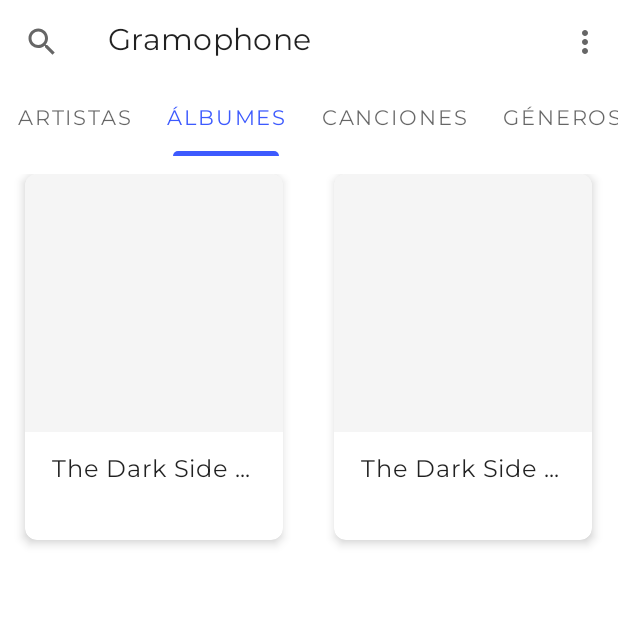
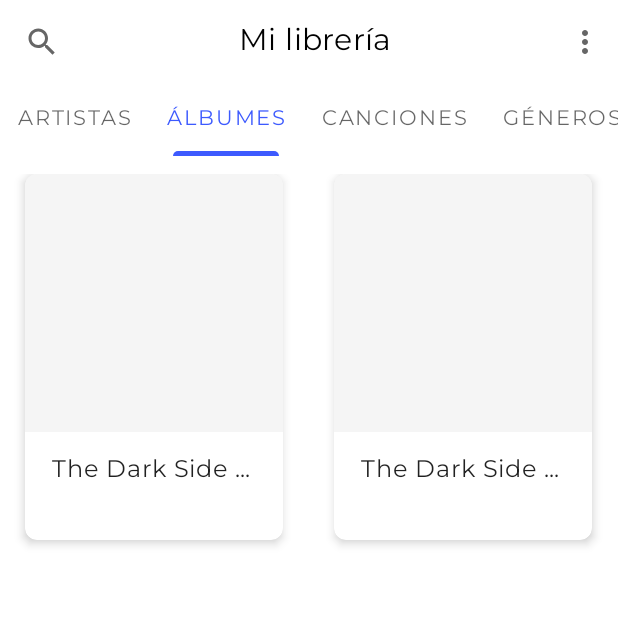
Before and after one commit to serbelga/Gramophone, an Android app: the screen it shows after launch (MainActivity), tab 2 chosen, on a phone screen of 412 x 824 dp, the top half of it. Run offline under Robolectric (Android 15) with nearby library versions, the phone set to English and light mode, and no system bars; Roboto replaces fonts that are not available here.

Commit message:
Content of MainActivity moved to MenuFragment and new AlbumDetailFragment

```diff
--- /dev/null
+++ b/app/src/main/java/com/example/sergiobelda/gramophone/ui/MainActivity.kt
@@ -0,0 +1,77 @@
+package com.example.sergiobelda.gramophone.ui
+
+import android.content.Intent
+import androidx.appcompat.app.AppCompatActivity
+import android.os.Bundle
+import android.util.Log
+import android.view.Menu
+import android.view.MenuItem
+import android.view.View
+import com.example.sergiobelda.gramophone.R
+import com.example.sergiobelda.gramophone.ui.mainmenu.MenuFragment
+import com.example.sergiobelda.gramophone.ui.preferences.SettingsActivity
+import com.example.sergiobelda.gramophone.util.Album
+import com.google.android.material.bottomsheet.BottomSheetBehavior
+import kotlinx.android.synthetic.main.activity_main.*
+
+class MainActivity : AppCompatActivity() {
+    lateinit var playerBottomSheetBehavior : BottomSheetBehavior<View>
+
+    override fun onCreate(savedInstanceState: Bundle?) {
+        super.onCreate(savedInstanceState)
+        setContentView(R.layout.activity_main)
+        setSupportActionBar(toolbar)
+        toolbar.setNavigationIcon(R.drawable.ic_search_black_24dp);
+        setBottomSheetBehavior()
+        val fragment = MenuFragment()
+        fragment.menuListener = object : MenuFragment.MenuListener {
+            override fun onAlbumSelected(album: Album) {
+                Log.d("Album: ",  album.name)
+            }
+        }
+        supportFragmentManager
+            .beginTransaction()
+            .replace(R.id.frameLayout, fragment)
+            .commit()
+    }
+
+    private fun setBottomSheetBehavior() {
+        playerBottomSheetBehavior = BottomSheetBehavior.from(playerBottomSheet)
+        playerBottomSheetBehavior.setBottomSheetCallback(bottomSheetCallback())
+        playerBottomSheetBehavior.state = BottomSheetBehavior.STATE_HIDDEN
+    }
+
+    private fun bottomSheetCallback() : BottomSheetBehavior.BottomSheetCallback {
+        return object : BottomSheetBehavior.BottomSheetCallback() {
+            override fun onSlide(bottomSheet: View, slideOffset: Float) {
+
+            }
+
+            override fun onStateChanged(bottomSheet: View, newState: Int) {
+                when (newState) {
+                    BottomSheetBehavior.STATE_EXPANDED -> Log.d("state: ", "expanded")
+                    BottomSheetBehavior.STATE_COLLAPSED -> Log.d("state: ", "collapsed")
+
+                }
+            }
+        }
+    }
+
+
+
+    override fun onCreateOptionsMenu(menu: Menu?): Boolean {
+        menuInflater.inflate(R.menu.main_menu, menu)
+        return true
+    }
+
+    override fun onOptionsItemSelected(item: MenuItem?): Boolean {
+        val id = item?.itemId
+        if (id == R.id.settings) {
+            val intent = Intent(this, SettingsActivity::class.java)
+            startActivity(intent)
+        }
+        return super.onOptionsItemSelected(item)
+    }
+
+
+}
--- a/app/src/main/java/com/example/sergiobelda/gramophone/ui/mainmenu/MainActivity.kt
+++ b/app/src/main/java/com/example/sergiobelda/gramophone/ui/mainmenu/MenuFragment.kt
@@ -1,76 +1,47 @@
 package com.example.sergiobelda.gramophone.ui.mainmenu
 
-import android.content.Intent
-import androidx.appcompat.app.AppCompatActivity
+
 import android.os.Bundle
-import android.util.Log
-import android.view.Menu
-import android.view.MenuItem
+import android.view.LayoutInflater
 import android.view.View
+import android.view.ViewGroup
 import androidx.fragment.app.Fragment
 import androidx.fragment.app.FragmentManager
 import androidx.fragment.app.FragmentStatePagerAdapter
+
 import com.example.sergiobelda.gramophone.R
 import com.example.sergiobelda.gramophone.ui.ErrorFragment
 import com.example.sergiobelda.gramophone.ui.mainmenu.pages.*
-import com.example.sergiobelda.gramophone.ui.preferences.SettingsActivity
 import com.example.sergiobelda.gramophone.util.Album
 import com.example.sergiobelda.gramophone.util.Song
-import com.google.android.material.bottomsheet.BottomSheetBehavior
-import kotlinx.android.synthetic.main.activity_main.*
+import kotlinx.android.synthetic.main.fragment_menu.*
 
-class MainActivity : AppCompatActivity() {
-    lateinit var playerBottomSheetBehavior : BottomSheetBehavior<View>
 
-    override fun onCreate(savedInstanceState: Bundle?) {
-        super.onCreate(savedInstanceState)
-        setContentView(R.layout.activity_main)
-        setSupportActionBar(toolbar)
-        toolbar.setNavigationIcon(R.drawable.ic_search_black_24dp);
-        setViewPager()
-        setBottomSheetBehavior()
+/**
+ * A simple [Fragment] subclass.
+ *
+ */
+class MenuFragment : Fragment() {
+    lateinit var menuListener: MenuListener
+
+    override fun onCreateView(
+        inflater: LayoutInflater, container: ViewGroup?,
+        savedInstanceState: Bundle?
+    ): View? {
+        // Inflate the layout for this fragment
+        return inflater.inflate(R.layout.fragment_menu, container, false)
     }
 
-    private fun setBottomSheetBehavior() {
-        playerBottomSheetBehavior = BottomSheetBehavior.from(playerBottomSheet)
-        playerBottomSheetBehavior.setBottomSheetCallback(bottomSheetCallback())
-        playerBottomSheetBehavior.state = BottomSheetBehavior.STATE_HIDDEN
-    }
 
-    private fun bottomSheetCallback() : BottomSheetBehavior.BottomSheetCallback {
-        return object : BottomSheetBehavior.BottomSheetCallback() {
-            override fun onSlide(bottomSheet: View, slideOffset: Float) {
-
-            }
-
-            override fun onStateChanged(bottomSheet: View, newState: Int) {
-                when (newState) {
-                    BottomSheetBehavior.STATE_EXPANDED -> Log.d("state: ", "expanded")
-                    BottomSheetBehavior.STATE_COLLAPSED -> Log.d("state: ", "collapsed")
-
-                }
-            }
-        }
+    override fun onViewCreated(view: View, savedInstanceState: Bundle?) {
+        super.onViewCreated(view, savedInstanceState)
+        setViewPager()
     }
 
     private fun setViewPager() {
-        val pagerAdapter = PagerAdapter(supportFragmentManager)
+        val pagerAdapter = PagerAdapter(this.fragmentManager!!)
         viewPager.adapter = pagerAdapter
         tabLayout.setupWithViewPager(viewPager)
-    }
-
-    override fun onCreateOptionsMenu(menu: Menu?): Boolean {
-        menuInflater.inflate(R.menu.main_menu, menu)
-        return true
-    }
-
-    override fun onOptionsItemSelected(item: MenuItem?): Boolean {
-        val id = item?.itemId
-        if (id == R.id.settings) {
-            val intent = Intent(this, SettingsActivity::class.java)
-            startActivity(intent)
-        }
-        return super.onOptionsItemSelected(item)
     }
 
     inner class PagerAdapter(fm : FragmentManager) : FragmentStatePagerAdapter(fm) {
@@ -85,7 +56,10 @@ class MainActivity : AppCompatActivity() {
                     fragment = AlbumsFragment()
                     fragment.albumSelectedListener = object : AlbumsFragment.AlbumSelectedListener {
                         override fun onAlbumSelected(album: Album) {
-
+                            //val intent = Intent(context, AlbumActivity::class.java)
+                            //startActivity(intent)
+                            menuListener.onAlbumSelected(album)
+                            //fragmentManager?.beginTransaction()?.replace(R.id.frameLayout, SongsFragment())?.commit()
                         }
                     }
                 }
@@ -93,9 +67,9 @@ class MainActivity : AppCompatActivity() {
                     fragment = SongsFragment()
                     fragment.songSelectedListener = object : SongsFragment.SongSelectedListener {
                         override fun onSongSelected(song: Song) {
-                            playerBottomSheetBehavior.state = BottomSheetBehavior.STATE_EXPANDED
-                            playerSongTitleTextView.text = song.title
-                            playerSongArtistTextView.text = song.artist
+                            //playerBottomSheetBehavior.state = BottomSheetBehavior.STATE_EXPANDED
+                            //playerSongTitleTextView.text = song.title
+                            //playerSongArtistTextView.text = song.artist
                         }
                     }
                 }
@@ -125,4 +99,8 @@ class MainActivity : AppCompatActivity() {
             }
         }
     }
+
+    interface MenuListener {
+        fun onAlbumSelected(album: Album)
+    }
 }
--- a/app/src/main/java/com/example/sergiobelda/gramophone/ui/mainmenu/pages/AlbumsAdapter.kt
+++ b/app/src/main/java/com/example/sergiobelda/gramophone/ui/mainmenu/pages/AlbumsAdapter.kt
@@ -3,11 +3,11 @@ package com.example.sergiobelda.gramophone.ui.mainmenu.pages
 import android.view.LayoutInflater
 import android.view.View
 import android.view.ViewGroup
-import android.widget.AdapterView
 import android.widget.TextView
 import androidx.recyclerview.widget.RecyclerView
 import com.example.sergiobelda.gramophone.R
 import com.example.sergiobelda.gramophone.util.Album
+import com.google.android.material.card.MaterialCardView
 
 class AlbumsAdapter(private var albums: ArrayList<Album>, private var listener: OnItemClickListener) : RecyclerView.Adapter<AlbumsAdapter.AlbumsViewHolder>() {
     override fun onCreateViewHolder(parent: ViewGroup, viewType: Int): AlbumsAdapter.AlbumsViewHolder {
@@ -27,8 +27,13 @@ class AlbumsAdapter(private var albums: ArrayList<Album>, private var listener:
     class AlbumsViewHolder(itemView: View) : RecyclerView.ViewHolder(itemView) {
         private var albumNameTextView : TextView = itemView.findViewById(R.id.albumNameTextView)
         private var artistTextView : TextView = itemView.findViewById(R.id.artistTextView)
+        private var albumCardView : MaterialCardView = itemView.findViewById(R.id.albumCardView)
+
         fun bingAlbum(album: Album, listener: OnItemClickListener) {
             albumNameTextView.text = album.name
+            albumCardView.setOnClickListener {
+                listener.onItemClick(album)
+            }
         }
     }
 
--- a/app/src/main/java/com/example/sergiobelda/gramophone/ui/mainmenu/pages/SongsAdapter.kt
+++ b/app/src/main/java/com/example/sergiobelda/gramophone/ui/mainmenu/pages/SongsAdapter.kt
@@ -3,7 +3,6 @@ package com.example.sergiobelda.gramophone.ui.mainmenu.pages
 import android.view.LayoutInflater
 import android.view.View
 import android.view.ViewGroup
-import android.widget.AdapterView
 import android.widget.TextView
 import androidx.recyclerview.widget.RecyclerView
 import com.example.sergiobelda.gramophone.R
--- a/app/src/main/java/com/example/sergiobelda/gramophone/ui/mainmenu/pages/SongsFragment.kt
+++ b/app/src/main/java/com/example/sergiobelda/gramophone/ui/mainmenu/pages/SongsFragment.kt
@@ -19,6 +19,10 @@ import kotlinx.android.synthetic.main.fragment_songs.*
  */
 class SongsFragment : Fragment() {
     lateinit var songSelectedListener : SongSelectedListener
+
+    override fun onCreate(savedInstanceState: Bundle?) {
+        super.onCreate(savedInstanceState)
+    }
 
     override fun onCreateView(
         inflater: LayoutInflater, container: ViewGroup?,
--- a/app/src/main/res/drawable/ic_outline_play_arrow_24px.xml
+++ b/app/src/main/res/drawable/ic_outline_play_arrow_24px.xml
@@ -1,9 +1,10 @@
 <vector xmlns:android="http://schemas.android.com/apk/res/android"
     android:width="24dp"
     android:height="24dp"
+        android:tint="?attr/colorControlNormal"
     android:viewportWidth="24"
     android:viewportHeight="24">
   <path
-      android:fillColor="?attr/colorControlNormal"
+      android:fillColor="#FF000000"
       android:pathData="M10,8.64L15.27,12 10,15.36V8.64M8,5v14l11,-7L8,5z"/>
 </vector>
--- a/app/src/main/res/drawable/ic_search_black_24dp.xml
+++ b/app/src/main/res/drawable/ic_search_black_24dp.xml
@@ -1,9 +1,10 @@
 <vector xmlns:android="http://schemas.android.com/apk/res/android"
         android:width="24dp"
         android:height="24dp"
+        android:tint="?attr/colorControlNormal"
         android:viewportWidth="24.0"
         android:viewportHeight="24.0">
     <path
-        android:fillColor="?attr/colorControlNormal"
+        android:fillColor="#FF000000"
         android:pathData="M15.5,14h-0.79l-0.28,-0.27C15.41,12.59 16,11.11 16,9.5 16,5.91 13.09,3 9.5,3S3,5.91 3,9.5 5.91,16 9.5,16c1.61,0 3.09,-0.59 4.23,-1.57l0.27,0.28v0.79l5,4.99L20.49,19l-4.99,-5zM9.5,14C7.01,14 5,11.99 5,9.5S7.01,5 9.5,5 14,7.01 14,9.5 11.99,14 9.5,14z"/>
 </vector>
--- a/app/src/main/res/layout/activity_main.xml
+++ b/app/src/main/res/layout/activity_main.xml
@@ -4,7 +4,14 @@
     xmlns:tools="http://schemas.android.com/tools"
     android:layout_width="match_parent"
     android:layout_height="match_parent"
-    tools:context=".ui.mainmenu.MainActivity">
+    tools:context=".ui.MainActivity">
+
+    <FrameLayout
+            android:id="@+id/frameLayout"
+            app:layout_behavior="@string/appbar_scrolling_view_behavior"
+            android:layout_width="match_parent"
+            android:layout_height="match_parent">
+    </FrameLayout>
 
     <com.google.android.material.appbar.AppBarLayout
 
@@ -44,49 +51,20 @@
 
 
                     -->
+            <TextView
+                    android:text="@string/my_library"
+                    style="@style/Headline6Text"
+                    android:textAlignment="center"
+                    android:layout_marginEnd="24dp"
+                    android:textColor="@color/black"
+                    android:layout_width="match_parent"
+                    android:layout_height="wrap_content"/>
         </androidx.appcompat.widget.Toolbar>
-
-        <com.google.android.material.tabs.TabLayout
-                android:id="@+id/tabLayout"
-                app:tabMode="scrollable"
-                app:tabIndicator="@drawable/tabs_rounded_line_indicator"
-                app:tabIndicatorFullWidth="false"
-                android:layout_width="match_parent"
-                android:layout_height="wrap_content">
-
-            <com.google.android.material.tabs.TabItem
-                    android:text="@string/artists"
-                    android:layout_width="wrap_content"
-                    android:layout_height="match_parent"/>
-
-            <com.google.android.material.tabs.TabItem
-                    android:text="@string/albums"
-                    android:layout_width="wrap_content"
-                    android:layout_height="match_parent"/>
-
-            <com.google.android.material.tabs.TabItem
-                android:text="@string/songs"
-                android:layout_width="wrap_content"
-                android:layout_height="match_parent"/>
-
-            <com.google.android.material.tabs.TabItem
-                    android:text="@string/categories"
-                    android:layout_width="wrap_content"
-                    android:layout_height="match_parent"/>
-
-            <com.google.android.material.tabs.TabItem
-                    android:text="@string/playlists"
-                    android:layout_width="wrap_content"
-                    android:layout_height="match_parent"/>
-        </com.google.android.material.tabs.TabLayout>
     </com.google.android.material.appbar.AppBarLayout>
 
-    <androidx.viewpager.widget.ViewPager
-            android:id="@+id/viewPager"
-            android:layout_width="match_parent"
-            android:layout_height="match_parent"
-            app:layout_behavior="@string/appbar_scrolling_view_behavior">
-    </androidx.viewpager.widget.ViewPager>
+
+
+
 
     <androidx.appcompat.widget.LinearLayoutCompat
             android:id="@+id/playerBottomSheet"
--- a/app/src/main/res/layout/albums_list_item.xml
+++ b/app/src/main/res/layout/albums_list_item.xml
@@ -5,14 +5,16 @@
         android:layout_height="match_parent"
         android:layout_width="match_parent">
 
-    <androidx.cardview.widget.CardView
+    <com.google.android.material.card.MaterialCardView
+            android:id="@+id/albumCardView"
             android:orientation="vertical"
-            style="@style/Widget.MaterialComponents.CardView"
             android:layout_gravity="center"
             app:cardElevation="4dp"
             app:cardCornerRadius="8dp"
+            android:clickable="true"
             android:layout_height="244dp"
-            android:layout_width="172dp">
+            android:layout_width="172dp"
+            android:focusable="true">
 
         <ImageView
                 android:background="@color/whiteDark"
@@ -46,5 +48,5 @@
                         android:layout_height="wrap_content"/>
             </androidx.appcompat.widget.LinearLayoutCompat>
         </androidx.appcompat.widget.LinearLayoutCompat>
-    </androidx.cardview.widget.CardView>
+    </com.google.android.material.card.MaterialCardView>
 </androidx.appcompat.widget.LinearLayoutCompat>
--- /dev/null
+++ b/app/src/main/res/layout/fragment_menu.xml
@@ -0,0 +1,50 @@
+<?xml version="1.0" encoding="utf-8"?>
+<androidx.appcompat.widget.LinearLayoutCompat
+        xmlns:android="http://schemas.android.com/apk/res/android"
+             xmlns:tools="http://schemas.android.com/tools"
+        android:orientation="vertical"
+             android:layout_width="match_parent"
+             android:layout_height="match_parent" xmlns:app="http://schemas.android.com/apk/res-auto"
+             tools:context=".ui.mainmenu.MenuFragment">
+
+    <com.google.android.material.tabs.TabLayout
+            android:id="@+id/tabLayout"
+            app:tabMode="scrollable"
+            app:tabIndicator="@drawable/tabs_rounded_line_indicator"
+            app:tabIndicatorFullWidth="false"
+            android:layout_width="match_parent"
+            android:layout_height="wrap_content">
+
+        <com.google.android.material.tabs.TabItem
+                android:text="@string/artists"
+                android:layout_width="wrap_content"
+                android:layout_height="match_parent"/>
+
+        <com.google.android.material.tabs.TabItem
+                android:text="@string/albums"
+                android:layout_width="wrap_content"
+                android:layout_height="match_parent"/>
+
+        <com.google.android.material.tabs.TabItem
+                android:text="@string/songs"
+                android:layout_width="wrap_content"
+                android:layout_height="match_parent"/>
+
+        <com.google.android.material.tabs.TabItem
+                android:text="@string/categories"
+                android:layout_width="wrap_content"
+                android:layout_height="match_parent"/>
+
+        <com.google.android.material.tabs.TabItem
+                android:text="@string/playlists"
+                android:layout_width="wrap_content"
+                android:layout_height="match_parent"/>
+    </com.google.android.material.tabs.TabLayout>
+
+    <androidx.viewpager.widget.ViewPager
+            android:id="@+id/viewPager"
+            android:layout_width="match_parent"
+            android:layout_height="match_parent">
+    </androidx.viewpager.widget.ViewPager>
+
+</androidx.appcompat.widget.LinearLayoutCompat>
--- a/app/src/main/res/layout/fragment_playlists.xml
+++ b/app/src/main/res/layout/fragment_playlists.xml
@@ -5,10 +5,4 @@
              android:layout_height="match_parent"
              tools:context=".ui.mainmenu.pages.PlaylistsFragment">
 
-    <!-- TODO: Update blank fragment layout -->
-    <TextView
-            android:layout_width="match_parent"
-            android:layout_height="match_parent"
-            android:text="@string/hello_blank_fragment"/>
-
 </FrameLayout>
--- a/app/src/main/res/values/strings.xml
+++ b/app/src/main/res/values/strings.xml
@@ -12,4 +12,5 @@
     <string name="settings">Ajustes</string>
     <string name="ui">Interfaz de usuario</string>
     <string name="search">Buscar</string>
+    <string name="my_library">Mi librería</string>
 </resources>
```
Also changed, not shown: app/src/main/AndroidManifest.xml (+5 -2 lines), app/src/main/java/com/example/sergiobelda/gramophone/ui/album/AlbumDetailFragment.kt (added, +44 -0 lines), app/src/main/java/com/example/sergiobelda/gramophone/ui/mainmenu/pages/AlbumsFragment.kt (+6 -1 lines), app/src/main/res/layout/fragment_album_detail.xml (added, +63 -0 lines).
